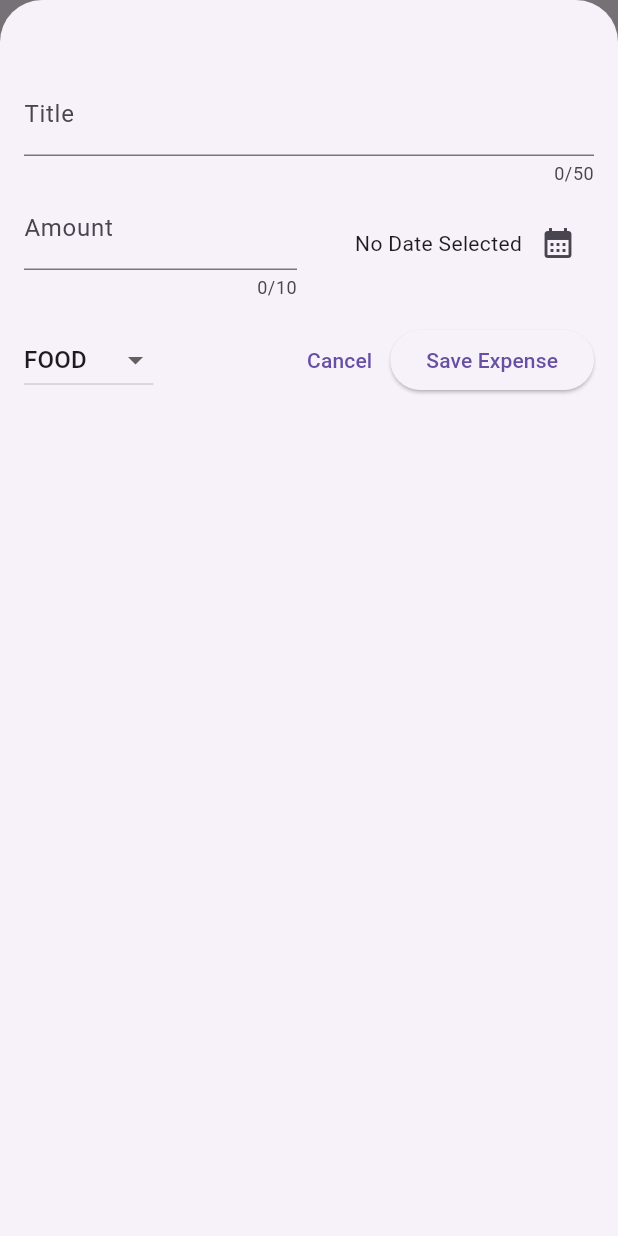
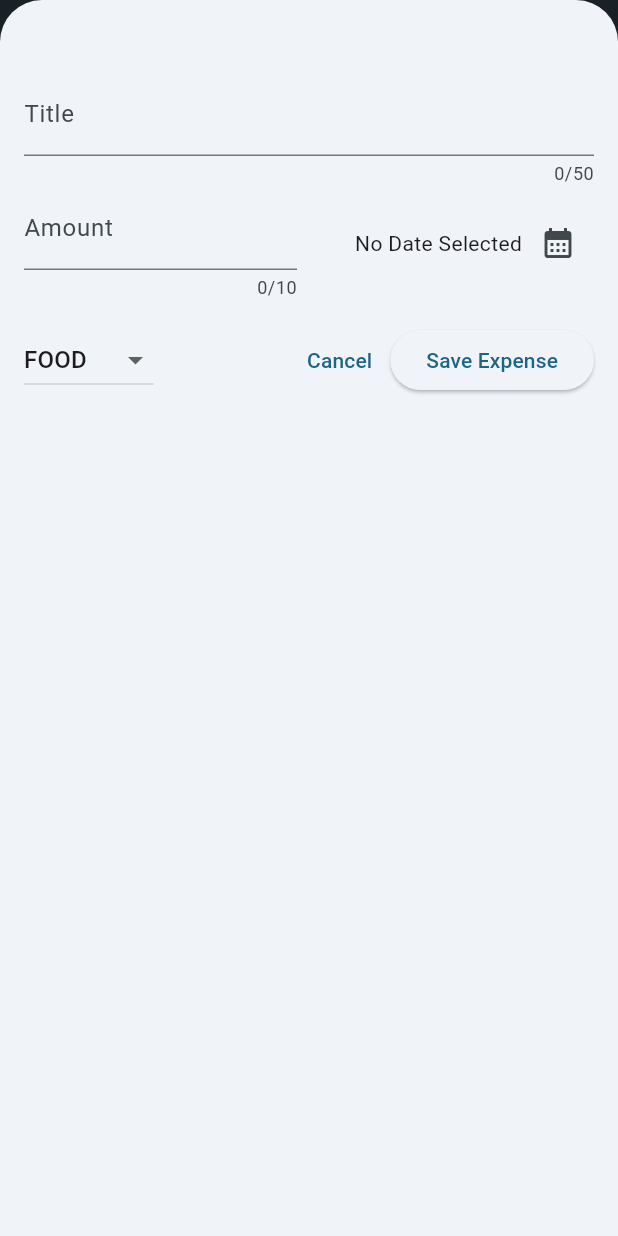
Before and after one commit to Defalt2-O/expense_tracker_app, a Flutter app: the screen it shows after launch, after a tap on the "add" icon, on a phone screen of 412 x 824 dp. Run offline on Flutter 3.47's test engine with Material 3 defaults, Android fonts, the phone set to English and light mode, and no system bars.

Commit message:
Appbar Theming ColorScheme added.

```diff
--- a/lib/main.dart
+++ b/lib/main.dart
@@ -1,12 +1,20 @@
 import 'package:flutter/material.dart';
 import 'package:expense_tracker_app/widgets/expenses.dart';
+
+var kcolorScheme = ColorScheme.fromSeed(
+  seedColor: const Color.fromARGB(255, 93, 194, 245),
+);
 
 void main() {
   runApp(
     MaterialApp(
-      // ignore: deprecated_member_use
       theme: ThemeData().copyWith(
-          scaffoldBackgroundColor: const Color.fromARGB(255, 93, 194, 245)),
+        colorScheme: kcolorScheme,
+        appBarTheme: const AppBarTheme().copyWith(
+          foregroundColor: kcolorScheme.secondaryContainer,
+          backgroundColor: kcolorScheme.onSecondaryContainer,
+        ),
+      ),
       home: const Expenses(),
     ),
   );
```
